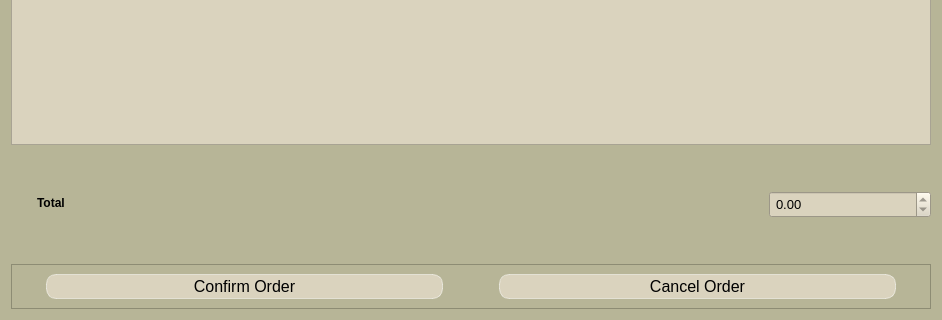
Qt form Final project3/orderDialog.ui (Rhainer13/IM-Project) before a commit; both pictures show x 0 to 942 and y 257 to 577 of the 942 by 577 pixel window.
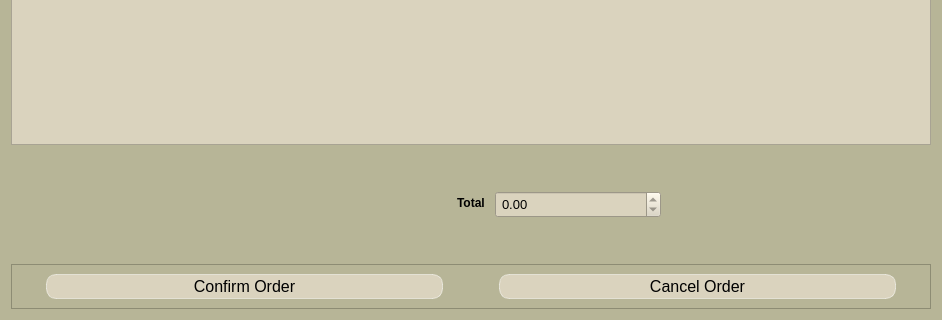
The same form after that commit.

```diff
--- a/Final project3/orderDialog.ui
+++ b/Final project3/orderDialog.ui
@@ -190,7 +190,7 @@
    <item>
     <layout class="QFormLayout" name="formLayout_2">
      <property name="sizeConstraint">
-      <enum>QLayout::SetMaximumSize</enum>
+      <enum>QLayout::SetDefaultConstraint</enum>
      </property>
      <property name="labelAlignment">
       <set>Qt::AlignRight|Qt::AlignTrailing|Qt::AlignVCenter</set>
@@ -199,10 +199,16 @@
       <set>Qt::AlignLeading|Qt::AlignLeft|Qt::AlignTop</set>
      </property>
      <property name="horizontalSpacing">
-      <number>700</number>
+      <number>6</number>
      </property>
      <property name="verticalSpacing">
-      <number>0</number>
+      <number>6</number>
+     </property>
+     <property name="leftMargin">
+      <number>420</number>
+     </property>
+     <property name="rightMargin">
+      <number>270</number>
      </property>
      <item row="0" column="0">
       <widget class="QLabel" name="label_2">
```
Left out of the diff: 13 changed lines with no effect on the pictures.
